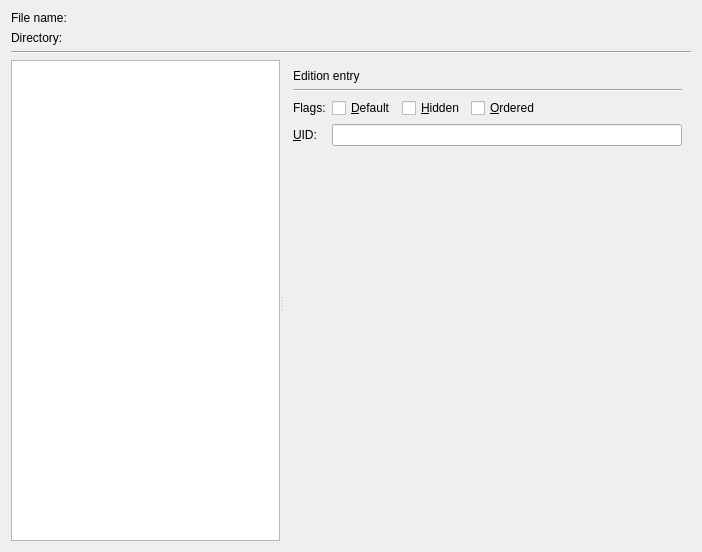
Qt form src/mkvtoolnix-gui/forms/chapter_editor/tab.ui (jpsdr/MKVToolnix-Windows-7) before a commit.
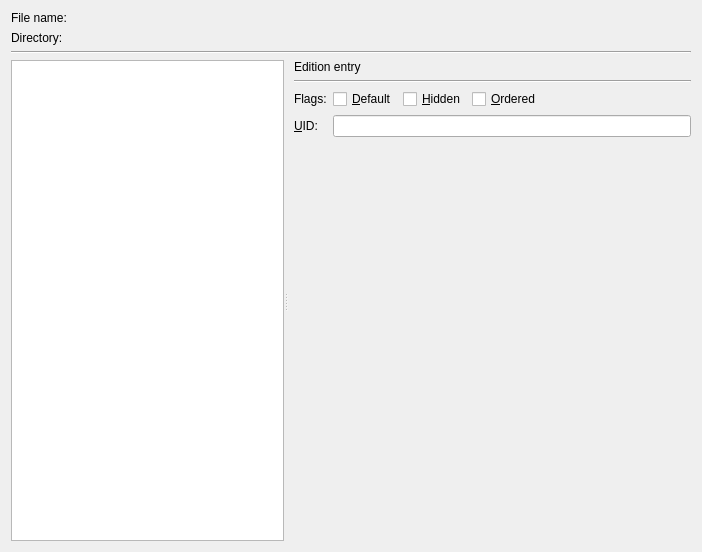
The same form after that commit. The open tabs and pages were chosen to show the change. Icons and pictures are not drawn. Custom widgets are drawn as their Qt base class.

Commit message: GUI: fix margins in header and chapter editors

```diff
--- a/src/mkvtoolnix-gui/forms/chapter_editor/tab.ui
+++ b/src/mkvtoolnix-gui/forms/chapter_editor/tab.ui
@@ -127,6 +127,18 @@
       <widget class="QWidget" name="emptyPage"/>
       <widget class="QWidget" name="editionPage">
        <layout class="QVBoxLayout" name="verticalLayout">
+        <property name="leftMargin">
+         <number>6</number>
+        </property>
+        <property name="topMargin">
+         <number>0</number>
+        </property>
+        <property name="rightMargin">
+         <number>0</number>
+        </property>
+        <property name="bottomMargin">
+         <number>0</number>
+        </property>
         <item>
          <widget class="QLabel" name="lEditionEntry">
           <property name="text">
@@ -220,6 +232,15 @@
       </widget>
       <widget class="QWidget" name="chapterPage">
        <layout class="QVBoxLayout" name="verticalLayout_7">
+        <property name="topMargin">
+         <number>0</number>
+        </property>
+        <property name="rightMargin">
+         <number>0</number>
+        </property>
+        <property name="bottomMargin">
+         <number>0</number>
+        </property>
         <item>
          <widget class="QLabel" name="lChapter">
           <property name="text">
```
The commit also changes 3 other files.
